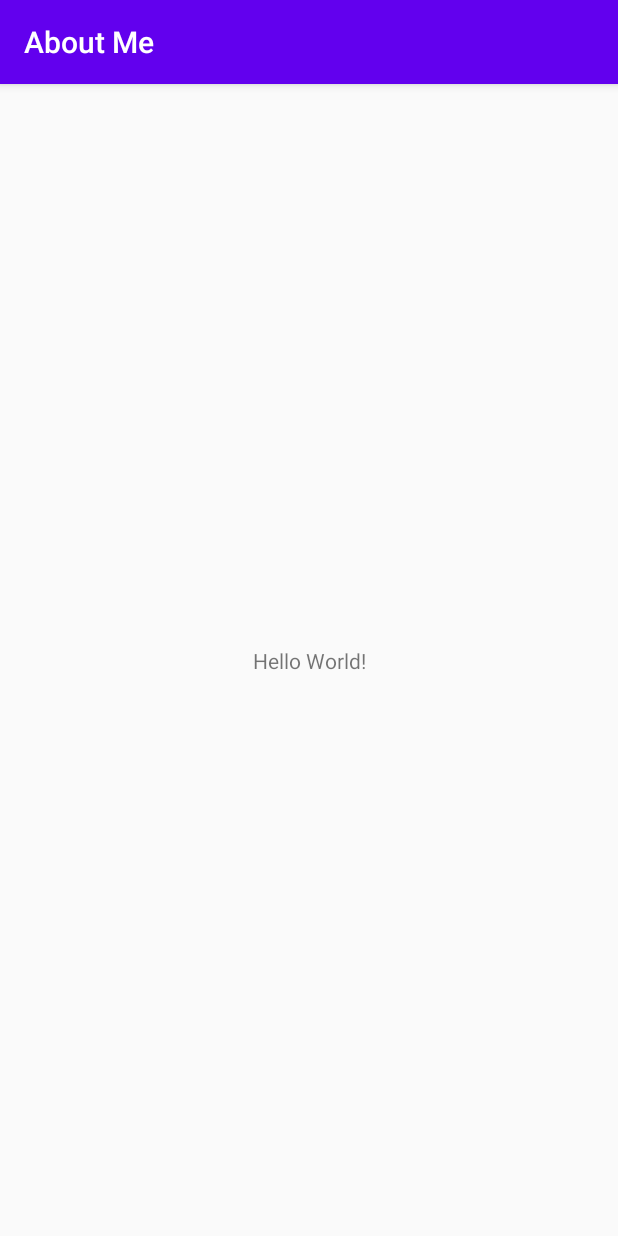
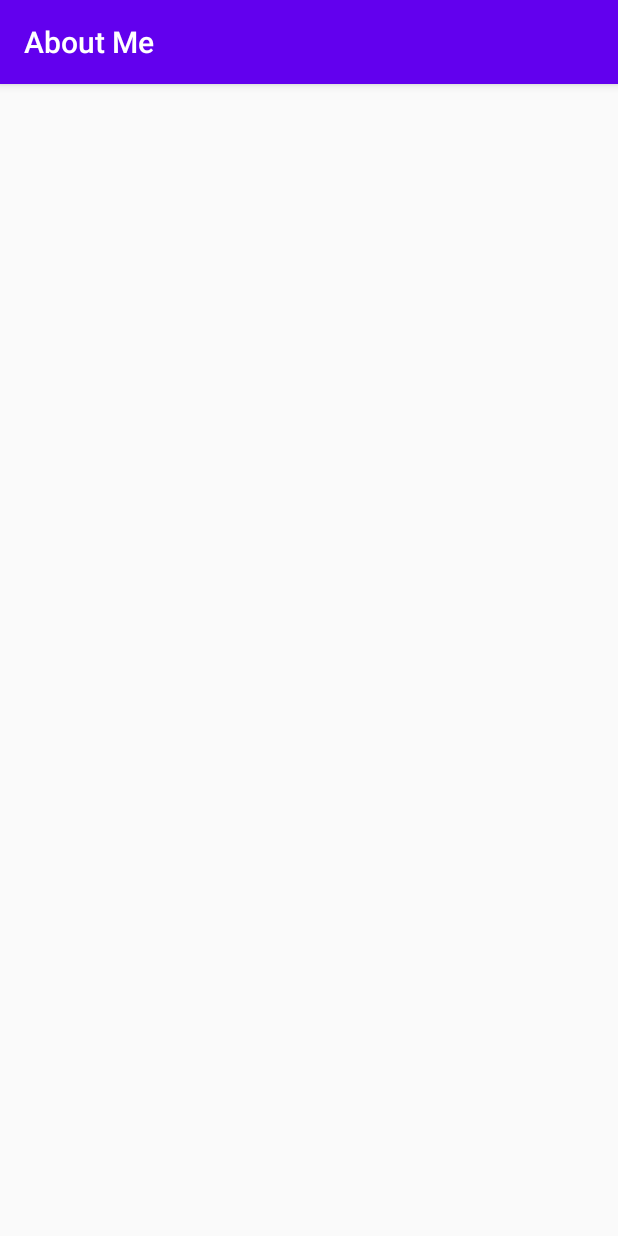
Before and after one commit to VerdonckDieter/AboutMe, an Android app: the screen it shows after launch (MainActivity), on a phone screen of 412 x 824 dp. Run offline under Robolectric (Android 15) with nearby library versions, the phone set to English and light mode, and no system bars.

Commit message:
Added custom layout file

```diff
--- a/app/src/main/java/com/example/aboutme/MainActivity.kt
+++ b/app/src/main/java/com/example/aboutme/MainActivity.kt
@@ -6,6 +6,5 @@ import android.os.Bundle
 class MainActivity : AppCompatActivity() {
     override fun onCreate(savedInstanceState: Bundle?) {
         super.onCreate(savedInstanceState)
-        setContentView(R.layout.activity_main)
     }
 }
--- a/app/src/main/res/layout/activity_main.xml
+++ b/app/src/main/res/layout/activity_main.xml
@@ -1,18 +1,6 @@
 <?xml version="1.0" encoding="utf-8"?>
-<androidx.constraintlayout.widget.ConstraintLayout xmlns:android="http://schemas.android.com/apk/res/android"
-    xmlns:app="http://schemas.android.com/apk/res-auto"
-    xmlns:tools="http://schemas.android.com/tools"
-    android:layout_width="match_parent"
-    android:layout_height="match_parent"
-    tools:context=".MainActivity">
+<LinearLayout xmlns:android="http://schemas.android.com/apk/res/android"
+    android:orientation="vertical" android:layout_width="match_parent"
+    android:layout_height="match_parent">
 
-    <TextView
-        android:layout_width="wrap_content"
-        android:layout_height="wrap_content"
-        android:text="Hello World!"
-        app:layout_constraintBottom_toBottomOf="parent"
-        app:layout_constraintLeft_toLeftOf="parent"
-        app:layout_constraintRight_toRightOf="parent"
-        app:layout_constraintTop_toTopOf="parent" />
-
-</androidx.constraintlayout.widget.ConstraintLayout>
+</LinearLayout>
```
